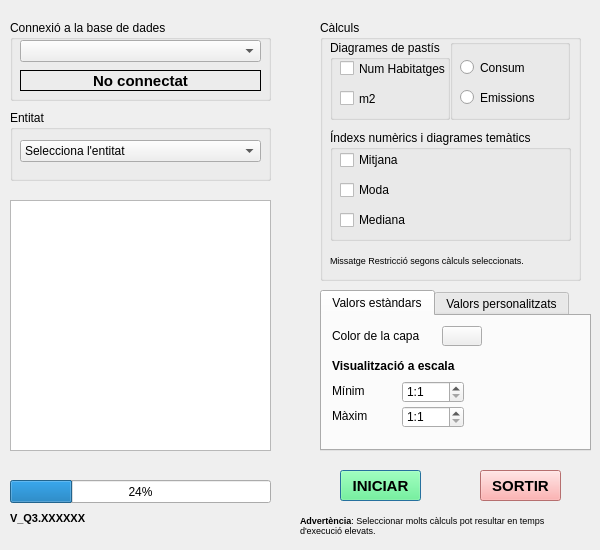
This is eficiencia_energetica_dialog_base.ui in TecnocampusCCU/eficiencia_energetica as Qt 5 draws it before an edit. The edited form follows.
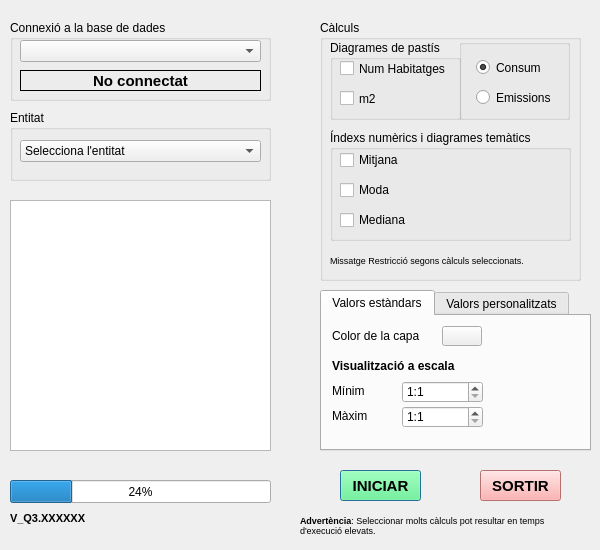
This is the edited form. Icons and pictures are not drawn.

```diff
--- a/eficiencia_energetica_dialog_base.ui
+++ b/eficiencia_energetica_dialog_base.ui
@@ -196,7 +196,7 @@
      <rect>
       <x>10</x>
       <y>20</y>
-      <width>120</width>
+      <width>131</width>
       <height>80</height>
      </rect>
     </property>
@@ -239,9 +239,9 @@
    <widget class="QGroupBox" name="groupBox_2">
     <property name="geometry">
      <rect>
-      <x>130</x>
+      <x>139</x>
       <y>19</y>
-      <width>120</width>
+      <width>111</width>
       <height>81</height>
      </rect>
     </property>
@@ -251,7 +251,7 @@
     <widget class="QRadioButton" name="consumButton">
      <property name="geometry">
       <rect>
-       <x>10</x>
+       <x>17</x>
        <y>20</y>
        <width>82</width>
        <height>17</height>
@@ -260,11 +260,14 @@
      <property name="text">
       <string>Consum</string>
      </property>
+     <property name="checked">
+      <bool>true</bool>
+     </property>
     </widget>
     <widget class="QRadioButton" name="emissionsButton">
      <property name="geometry">
       <rect>
-       <x>10</x>
+       <x>17</x>
        <y>50</y>
        <width>82</width>
        <height>17</height>
@@ -1367,7 +1370,7 @@
       <rect>
        <x>80</x>
        <y>65</y>
-       <width>62</width>
+       <width>81</width>
        <height>22</height>
       </rect>
      </property>
@@ -1389,7 +1392,7 @@
       <rect>
        <x>80</x>
        <y>90</y>
-       <width>62</width>
+       <width>81</width>
        <height>22</height>
       </rect>
      </property>
```
Left out of the diff: 4 changed lines with no effect on the pictures.
